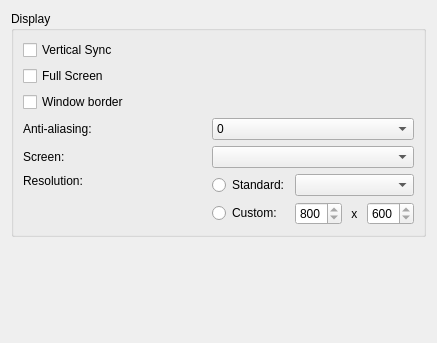
Qt form files/ui/graphicspage.ui (nikamigaming-create/nikami-openmw-lab) before a commit.
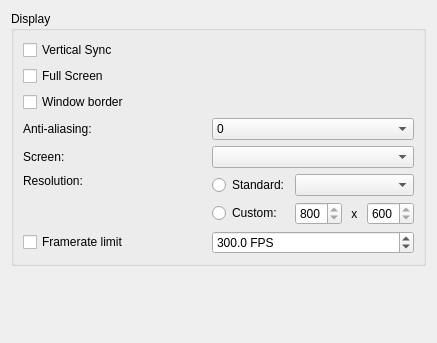
The same form after that commit.

Commit message: Make framerate limit configurable in the launcher

What changed in the file:
```diff
--- a/files/ui/graphicspage.ui
+++ b/files/ui/graphicspage.ui
@@ -62,6 +62,13 @@
         </property>
        </widget>
       </item>
+      <item row="6" column="0">
+       <widget class="QCheckBox" name="framerateLimitCheckBox">
+        <property name="text">
+         <string>Framerate limit</string>
+        </property>
+       </widget>
+      </item>
       <item row="3" column="1">
        <widget class="QComboBox" name="antiAliasingComboBox">
         <item>
@@ -143,6 +150,28 @@
         </item>
        </layout>
       </item>
+      <item row="6" column="1">
+       <widget class="QDoubleSpinBox" name="framerateLimitSpinBox">
+        <property name="suffix">
+         <string> FPS</string>
+        </property>
+        <property name="decimals">
+         <number>1</number>
+        </property>
+        <property name="minimum">
+         <double>1</double>
+        </property>
+        <property name="maximum">
+         <double>999</double>
+        </property>
+        <property name="singleStep">
+         <double>15</double>
+        </property>
+        <property name="value">
+         <double>300</double>
+        </property>
+       </widget>
+      </item>
      </layout>
     </widget>
    </item>
```
The commit also changes 2 other files.
